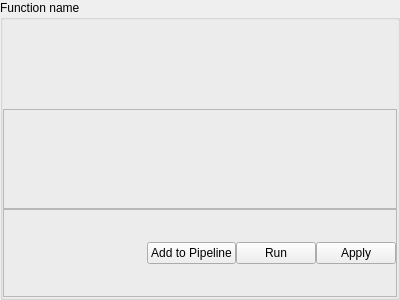
Old version of the form damaker_gui/ui/FunctionForm.ui in the repository sebbeutler/DAMAKER_old.
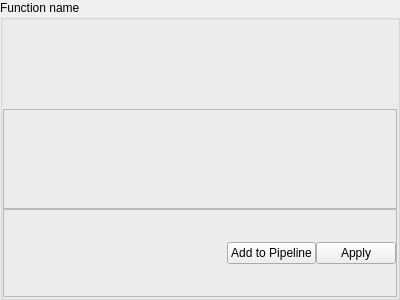
New version of the form. Custom widgets are drawn as their Qt base class.

What changed in the file:
```diff
--- a/damaker_gui/ui/FunctionForm.ui
+++ b/damaker_gui/ui/FunctionForm.ui
@@ -102,13 +102,6 @@
         </property>
        </widget>
       </item>
-      <item>
-       <widget class="QPushButton" name="btn_run">
-        <property name="text">
-         <string>Run</string>
-        </property>
-       </widget>
-      </item>
       <item>
        <widget class="QPushButton" name="btn_apply">
         <property name="text">
```
